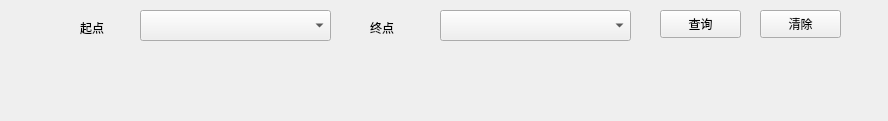
Above: findpathwidget.ui from skleaves/CampusNav before the change. Below: the same form after it.
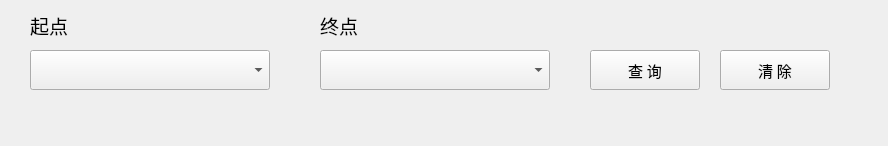
That is the form after the change.

```diff
--- a/findpathwidget.ui
+++ b/findpathwidget.ui
@@ -7,7 +7,7 @@
     <x>0</x>
     <y>0</y>
     <width>888</width>
-    <height>121</height>
+    <height>146</height>
    </rect>
   </property>
   <property name="windowTitle">
@@ -16,12 +16,21 @@
   <widget class="QComboBox" name="comboBoxEnd">
    <property name="geometry">
     <rect>
-     <x>440</x>
-     <y>10</y>
-     <width>191</width>
-     <height>31</height>
+     <x>320</x>
+     <y>50</y>
+     <width>230</width>
+     <height>40</height>
     </rect>
    </property>
+   <property name="font">
+    <font>
+     <family>方正标雅宋_GBK</family>
+     <pointsize>12</pointsize>
+     <weight>50</weight>
+     <italic>false</italic>
+     <bold>false</bold>
+    </font>
+   </property>
    <property name="styleSheet">
     <string notr="true"/>
    </property>
@@ -29,12 +38,21 @@
   <widget class="QComboBox" name="comboBoxStart">
    <property name="geometry">
     <rect>
-     <x>140</x>
-     <y>10</y>
-     <width>191</width>
-     <height>31</height>
+     <x>30</x>
+     <y>50</y>
+     <width>240</width>
+     <height>40</height>
     </rect>
    </property>
+   <property name="font">
+    <font>
+     <family>方正标雅宋_GBK</family>
+     <pointsize>12</pointsize>
+     <weight>50</weight>
+     <italic>false</italic>
+     <bold>false</bold>
+    </font>
+   </property>
    <property name="styleSheet">
     <string notr="true"/>
    </property>
@@ -42,12 +60,18 @@
   <widget class="QLabel" name="labelEnd">
    <property name="geometry">
     <rect>
-     <x>370</x>
-     <y>20</y>
+     <x>320</x>
+     <y>10</y>
      <width>51</width>
-     <height>16</height>
+     <height>31</height>
     </rect>
    </property>
+   <property name="font">
+    <font>
+     <family>幼圆</family>
+     <pointsize>14</pointsize>
+    </font>
+   </property>
    <property name="text">
     <string>终点</string>
    </property>
@@ -55,12 +79,18 @@
   <widget class="QLabel" name="labelStart">
    <property name="geometry">
     <rect>
-     <x>80</x>
-     <y>20</y>
-     <width>41</width>
-     <height>16</height>
+     <x>30</x>
+     <y>10</y>
+     <width>51</width>
+     <height>31</height>
     </rect>
    </property>
+   <property name="font">
+    <font>
+     <family>幼圆</family>
+     <pointsize>14</pointsize>
+    </font>
+   </property>
    <property name="text">
     <string>起点</string>
    </property>
@@ -68,27 +98,39 @@
   <widget class="QPushButton" name="pushBtnFind">
    <property name="geometry">
     <rect>
-     <x>660</x>
-     <y>10</y>
-     <width>81</width>
-     <height>28</height>
+     <x>590</x>
+     <y>50</y>
+     <width>110</width>
+     <height>40</height>
     </rect>
    </property>
+   <property name="font">
+    <font>
+     <family>幼圆</family>
+     <pointsize>11</pointsize>
+    </font>
+   </property>
    <property name="text">
-    <string>查询</string>
+    <string>查 询</string>
    </property>
   </widget>
   <widget class="QPushButton" name="pushBtnClear">
    <property name="geometry">
     <rect>
-     <x>760</x>
-     <y>10</y>
-     <width>81</width>
-     <height>28</height>
+     <x>720</x>
+     <y>50</y>
+     <width>110</width>
+     <height>40</height>
     </rect>
    </property>
+   <property name="font">
+    <font>
+     <family>幼圆</family>
+     <pointsize>11</pointsize>
+    </font>
+   </property>
    <property name="text">
-    <string>清除</string>
+    <string>清 除</string>
    </property>
   </widget>
  </widget>
```
Left out of the diff: 14 changed lines with no effect on the pictures.
